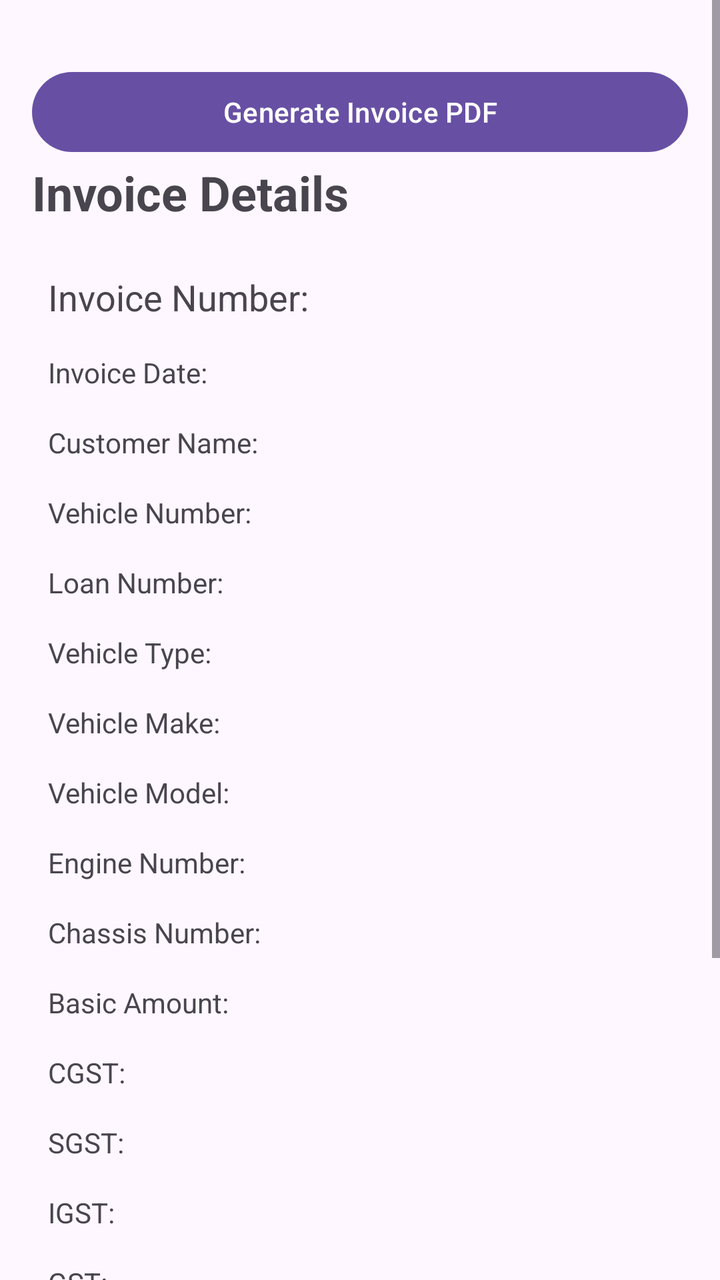
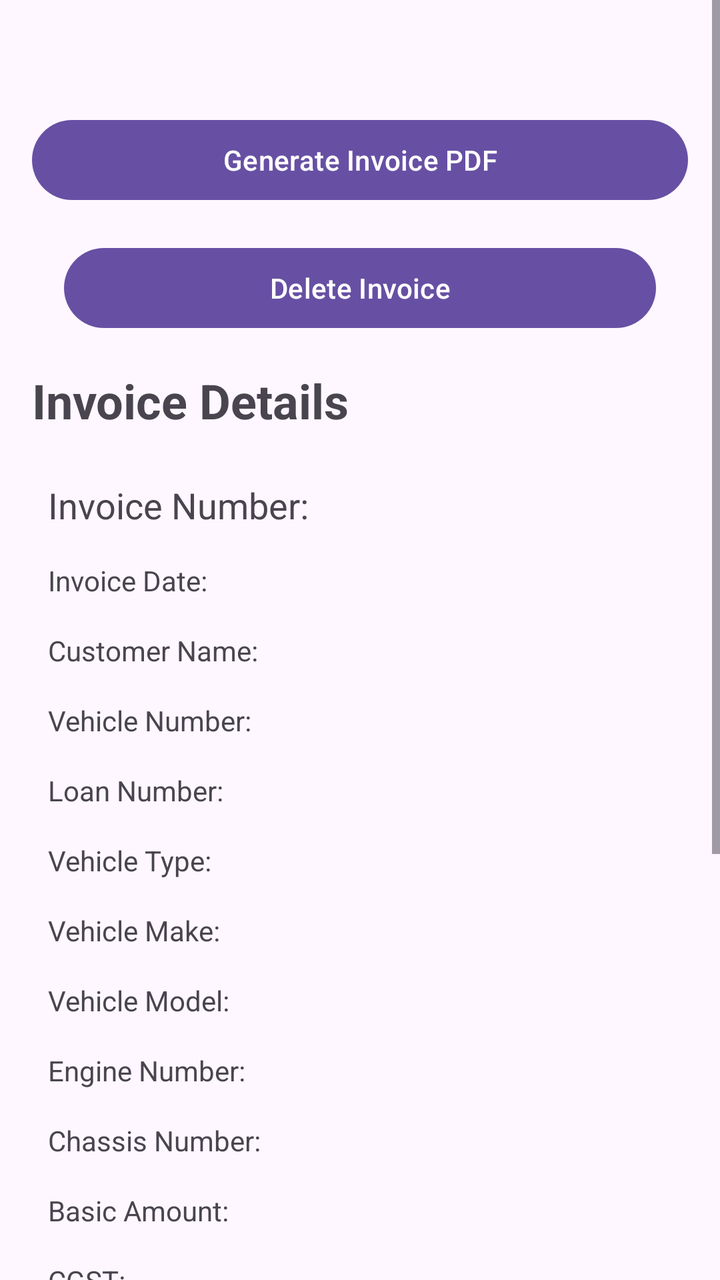

Before-and-after screenshots of an Android layout around one commit, followed by the original layout XML and the change that was made.
<!-- AndroidManifest.xml: application theme Theme.RepoMaster -->
<!-- res/layout/activity_invoice_details.xml -->
<?xml version="1.0" encoding="utf-8"?>
<ScrollView
    xmlns:android="http://schemas.android.com/apk/res/android"
    android:layout_width="match_parent"
    android:layout_height="match_parent"
    android:fillViewport="true">

    <LinearLayout
        android:layout_width="match_parent"
        android:layout_height="wrap_content"
        android:orientation="vertical"
        android:padding="16dp">
        <Button
            android:id="@+id/btnGeneratePdf"
            android:layout_width="match_parent"
            android:layout_height="wrap_content"
            android:layout_marginTop="16dp"
            android:text="Generate Invoice PDF"
            android:textAllCaps="false" />
        
        <ProgressBar
            android:id="@+id/progressInvoiceDetails"
            android:layout_width="wrap_content"
            android:layout_height="wrap_content"
            android:layout_gravity="center"
            android:visibility="gone"
            android:layout_marginBottom="12dp"/>

        <TextView
            android:id="@+id/txtInvoiceTitle"
            android:layout_width="match_parent"
            android:layout_height="wrap_content"
            android:text="Invoice Details"
            android:textSize="24sp"
            android:textStyle="bold"
            android:paddingBottom="16dp"/>

        <TextView
            android:id="@+id/txtInvoiceNumber"
            android:layout_width="match_parent"
            android:layout_height="wrap_content"
            android:text="Invoice Number:"
            android:textSize="18sp"
            android:padding="8dp"/>

        <TextView
            android:id="@+id/txtInvoiceDate"
            android:layout_width="match_parent"
            android:layout_height="wrap_content"
            android:text="Invoice Date:"
            android:padding="8dp"/>

        <TextView
            android:id="@+id/txtCustomerName"
            android:layout_width="match_parent"
            android:layout_height="wrap_content"
            android:text="Customer Name:"
            android:padding="8dp"/>

        <TextView
            android:id="@+id/txtVehicleNumber"
            android:layout_width="match_parent"
            android:layout_height="wrap_content"
            android:text="Vehicle Number:"
            android:padding="8dp"/>

        <TextView
            android:id="@+id/txtLoanNumber"
            android:layout_width="match_parent"
            android:layout_height="wrap_content"
            android:text="Loan Number:"
            android:padding="8dp"/>

        <TextView
            android:id="@+id/txtVehicleType"
            android:layout_width="match_parent"
            android:layout_height="wrap_content"
            android:text="Vehicle Type:"
            android:padding="8dp"/>

        <TextView
            android:id="@+id/txtVehicleMake"
            android:layout_width="match_parent"
            android:layout_height="wrap_content"
            android:text="Vehicle Make:"
            android:padding="8dp"/>

        <TextView
            android:id="@+id/txtVehicleModel"
            android:layout_width="match_parent"
            android:layout_height="wrap_content"
            android:text="Vehicle Model:"
            android:padding="8dp"/>

        <TextView
            android:id="@+id/txtEngineNumber"
            android:layout_width="match_parent"
            android:layout_height="wrap_content"
            android:text="Engine Number:"
            android:padding="8dp"/>

        <TextView
            android:id="@+id/txtChassisNumber"
            android:layout_width="match_parent"
            android:layout_height="wrap_content"
            android:text="Chassis Number:"
            android:padding="8dp"/>

        <TextView
            android:id="@+id/txtBasicAmount"
            android:layout_width="match_parent"
            android:layout_height="wrap_content"
            android:text="Basic Amount:"
            android:padding="8dp"/>

        <TextView
            android:id="@+id/txtCgst"
            android:layout_width="match_parent"
            android:layout_height="wrap_content"
            android:text="CGST:"
            android:padding="8dp"/>

        <TextView
            android:id="@+id/txtSgst"
            android:layout_width="match_parent"
            android:layout_height="wrap_content"
            android:text="SGST:"
            android:padding="8dp"/>

        <TextView
            android:id="@+id/txtIgst"
            android:layout_width="match_parent"
            android:layout_height="wrap_content"
            android:text="IGST:"
            android:padding="8dp"/>

        <TextView
            android:id="@+id/txtGst"
            android:layout_width="match_parent"
            android:layout_height="wrap_content"
            android:text="GST:"
            android:padding="8dp"/>

        <TextView
            android:id="@+id/txtInvoiceTotal"
            android:layout_width="match_parent"
            android:layout_height="wrap_content"
            android:text="Invoice Total:"
            android:textSize="18sp"
            android:textStyle="bold"
            android:padding="8dp"/>

        <TextView
            android:id="@+id/txtPaymentStatus"
            android:layout_width="match_parent"
            android:layout_height="wrap_content"
            android:text="Payment Status:"
            android:padding="8dp"/>

        <TextView
            android:id="@+id/txtPaymentDate"
            android:layout_width="match_parent"
            android:layout_height="wrap_content"
            android:text="Payment Date:"
            android:padding="8dp"/>

        <TextView
            android:id="@+id/txtPaymentReceived"
            android:layout_width="match_parent"
            android:layout_height="wrap_content"
            android:text="Payment Received:"
            android:padding="8dp"/>

        <TextView
            android:id="@+id/txtRemarks"
            android:layout_width="match_parent"
            android:layout_height="wrap_content"
            android:text="Remarks:"
            android:padding="8dp"/>

    </LinearLayout>

</ScrollView>
<!-- resources referenced by this layout -->
<resources>
  <style name="Theme.RepoMaster" parent="Base.Theme.RepoMaster" />
  <style name="Base.Theme.RepoMaster" parent="Theme.Material3.DayNight.NoActionBar">
          
          
      </style>
</resources>

<!-- the commit's change to res/layout/activity_invoice_details.xml (unified diff, before → after) -->
@@ -14,8 +14,15 @@
             android:id="@+id/btnGeneratePdf"
             android:layout_width="match_parent"
             android:layout_height="wrap_content"
-            android:layout_marginTop="16dp"
+            android:layout_marginTop="40dp"
             android:text="Generate Invoice PDF"
+            android:textAllCaps="false" />
+        <Button
+            android:id="@+id/btnDeleteInvoice"
+            android:layout_width="match_parent"
+            android:layout_height="wrap_content"
+            android:layout_margin="16dp"
+            android:text="Delete Invoice"
             android:textAllCaps="false" />
         
         <ProgressBar
